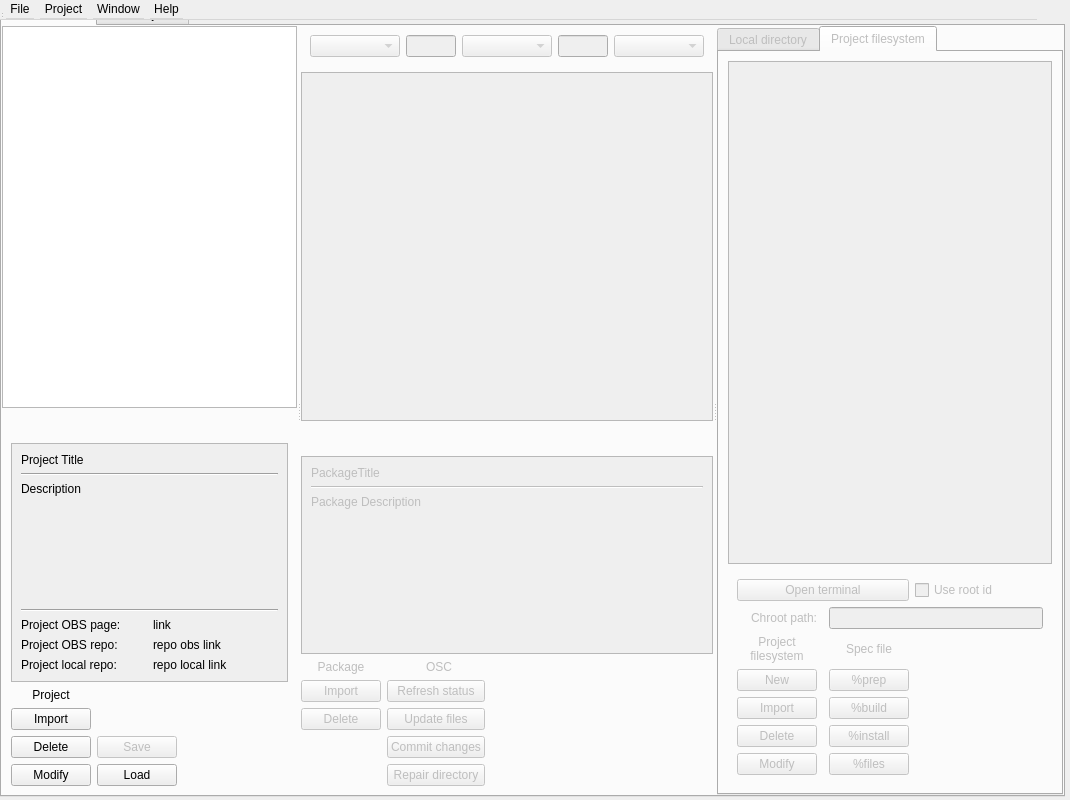
Before: the Qt Designer form obslight/ObsLightGui/ui/obsLightMain.ui in ronan22/obs-light, drawn with Qt 5.
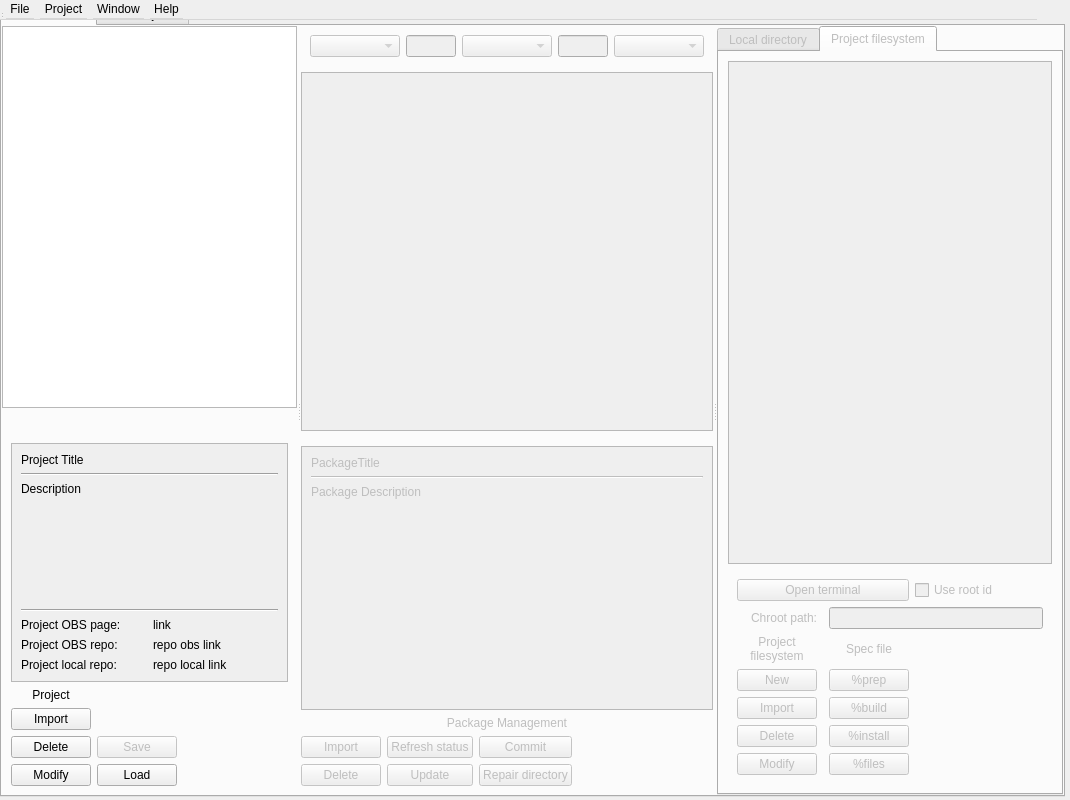
After: the same form once the commit is applied. The open tabs and pages were chosen to show the change. Icons and pictures are not drawn. Custom widgets are drawn as their Qt base class.

Commit message: - refresh main UI

The edit to the form file:
```diff
--- a/obslight/ObsLightGui/ui/obsLightMain.ui
+++ b/obslight/ObsLightGui/ui/obsLightMain.ui
@@ -468,13 +468,6 @@
               </attribute>
              </widget>
             </item>
-            <item>
-             <widget class="QLabel" name="packageNameLabelValue">
-              <property name="text">
-               <string/>
-              </property>
-             </widget>
-            </item>
             <item>
              <widget class="QWidget" name="packageWidget" native="true">
               <layout class="QGridLayout" name="gridLayout_10">
@@ -504,7 +497,7 @@
                     <x>0</x>
                     <y>0</y>
                     <width>404</width>
-                    <height>214</height>
+                    <height>277</height>
                    </rect>
                   </property>
                   <layout class="QVBoxLayout" name="verticalLayout_3">
@@ -552,41 +545,7 @@
                  </widget>
                 </widget>
                </item>
-               <item row="10" column="3">
-                <spacer name="horizontalSpacer">
-                 <property name="orientation">
-                  <enum>Qt::Horizontal</enum>
-                 </property>
-                 <property name="sizeHint" stdset="0">
-                  <size>
-                   <width>40</width>
-                   <height>20</height>
-                  </size>
-                 </property>
-                </spacer>
-               </item>
-               <item row="10" column="1">
-                <widget class="QPushButton" name="repairOscButton">
-                 <property name="toolTip">
-                  <string>Repair the OSC working copy of the selected package(s).
-You can select several packages.</string>
-                 </property>
-                 <property name="text">
-                  <string>Repair directory</string>
-                 </property>
-                </widget>
-               </item>
-               <item row="9" column="1">
-                <widget class="QPushButton" name="addAndCommitButton">
-                 <property name="toolTip">
-                  <string>Commit all modifications made to the package files.</string>
-                 </property>
-                 <property name="text">
-                  <string>Commit changes</string>
-                 </property>
-                </widget>
-               </item>
-               <item row="6" column="1">
+               <item row="7" column="1">
                 <widget class="QPushButton" name="updateFilesButton">
                  <property name="minimumSize">
                   <size>
@@ -599,24 +558,14 @@
 You can select several packages.</string>
                  </property>
                  <property name="text">
-                  <string>Update files</string>
+                  <string>Update</string>
                  </property>
                 </widget>
                </item>
-               <item row="4" column="1" colspan="2">
-                <widget class="QLabel" name="label">
-                 <property name="text">
-                  <string>OSC</string>
-                 </property>
-                 <property name="alignment">
-                  <set>Qt::AlignCenter</set>
-                 </property>
-                </widget>
-               </item>
-               <item row="4" column="0">
+               <item row="4" column="0" colspan="4">
                 <widget class="QLabel" name="packageNameLabel">
                  <property name="text">
-                  <string>Package</string>
+                  <string>Package Management</string>
                  </property>
                  <property name="alignment">
                   <set>Qt::AlignCenter</set>
@@ -644,7 +593,7 @@
                  </property>
                 </widget>
                </item>
-               <item row="6" column="0">
+               <item row="7" column="0">
                 <widget class="QPushButton" name="deletePackageButton">
                  <property name="toolTip">
                   <string>Remove the selected package(s) from project.</string>
@@ -654,6 +603,40 @@
                  </property>
                 </widget>
                </item>
+               <item row="7" column="2">
+                <widget class="QPushButton" name="repairOscButton">
+                 <property name="toolTip">
+                  <string>Repair the OSC working copy of the selected package(s).
+You can select several packages.</string>
+                 </property>
+                 <property name="text">
+                  <string>Repair directory</string>
+                 </property>
+                </widget>
+               </item>
+               <item row="5" column="3">
+                <spacer name="horizontalSpacer">
+                 <property name="orientation">
+                  <enum>Qt::Horizontal</enum>
+                 </property>
+                 <property name="sizeHint" stdset="0">
+                  <size>
+                   <width>40</width>
+                   <height>20</height>
+                  </size>
+                 </property>
+                </spacer>
+               </item>
+               <item row="5" column="2">
+                <widget class="QPushButton" name="addAndCommitButton">
+                 <property name="toolTip">
+                  <string>Commit all modifications made to the package files.</string>
+                 </property>
+                 <property name="text">
+                  <string>Commit</string>
+                 </property>
+                </widget>
+               </item>
               </layout>
              </widget>
             </item>
```
Left out of the diff: 2 changed lines with no effect on the pictures. The commit also changes 1 other file.
